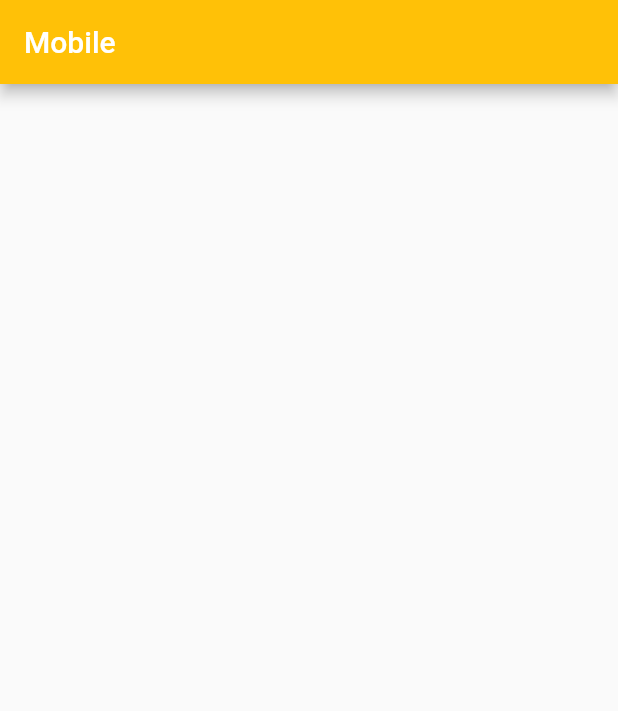
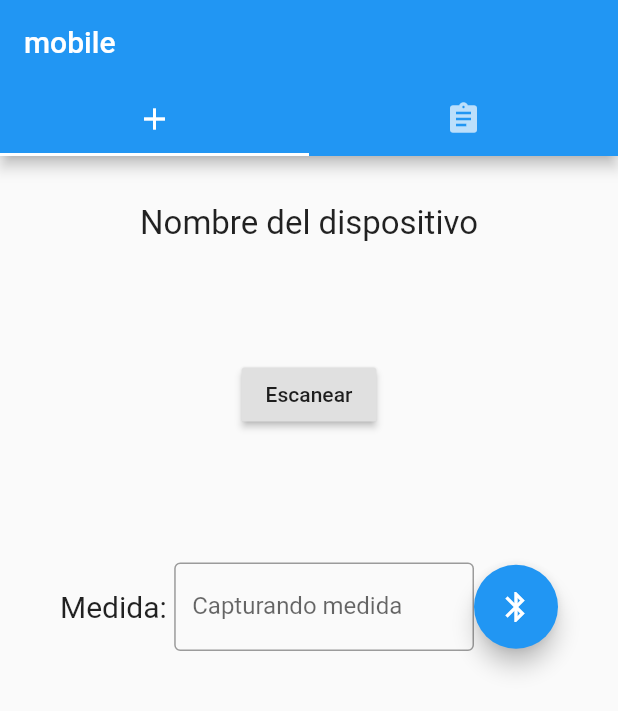
Before and after one commit to oscarbyte10/Sprint0, a Flutter app: the screen it shows after launch, on a phone screen of 412 x 824 dp. Shown: the top 711 px of the screen. Run offline on Flutter 3.47's test engine with Material 2 defaults, Android fonts, the phone set to English and light mode, and no system bars.

Commit message:
mobile funcionando (Datos falsos)

```diff
--- a/mobile/lib/main.dart
+++ b/mobile/lib/main.dart
@@ -2,6 +2,9 @@ import 'package:flutter/material.dart';
 import 'package:http/http.dart' as http;
 import 'dart:async';
 import 'dart:convert';
+
+import 'package:mobile/pages/SubirMedida.dart';
+import 'package:mobile/pages/MostrarMedidas.dart';
 
 void main() => runApp(MyApp());
 
@@ -14,68 +17,40 @@ class MyApp extends StatelessWidget {
       theme: ThemeData(
         primarySwatch: Colors.blue,
       ),
-      home: MyHomePage(),
+      home: MyTabs(),
     );
   }
 }
 
-class MyHomePage extends StatefulWidget {
+class MyTabs extends StatefulWidget {
   @override
-  _MyHomePageState createState() => _MyHomePageState();
+  _MyTabsState createState() => new _MyTabsState();
 }
 
-class _MyHomePageState extends State<MyHomePage> {
-  Map data;
-  List medidasData;
-  void getUsers() async {
-    http.Response response = await http.get('http://the0sprint.herokuapp.com/api/medidas');
-    data = json.decode(response.body);
-    setState(() {
-      medidasData = data['medidas'];
-    });
-  }
-
+class _MyTabsState extends State<MyTabs> {
   @override
-  void initState() {
-    super.initState();
-    getUsers();
-  }
-
   Widget build(BuildContext context) {
-    return Scaffold(
-      appBar: AppBar(
-        title: Text("Mobile"),
-        backgroundColor: Colors.amber,
+    return MaterialApp(
+      home: DefaultTabController(
+        length: 2,
+        child: Scaffold(
+          appBar: AppBar(
+            bottom: TabBar(
+              tabs: [
+                Tab(icon: Icon(Icons.add)),
+                Tab(icon: Icon(Icons.assignment))
+              ],
+            ),
+            title: Text('mobile'),
+          ),
+          body: TabBarView(
+            children: [
+              SubirMedida(),
+              MostrarMedidas(),
+            ],
+          ),
+        ),
       ),
-      body: ListView.builder(
-        itemCount: medidasData == null ? 0 : medidasData.length,
-        itemBuilder: (BuildContext context, int index) {
-          return Card(
-            child: Padding(
-              padding: const EdgeInsets.all(8.0),
-              child: Row(
-                children: <Widget>[
-                  Padding(
-                      padding: const EdgeInsets.all(8.0),
-                      child: Text(
-                          "${index+1}",
-                          style: TextStyle(
-                              fontSize: 20.0,
-                              fontWeight: FontWeight.w400
-                          )
-                      )
-                  ),
-                  Padding(
-                    padding: const EdgeInsets.all(10.0),
-                      child: Text("${medidasData[index]["valor"]}" + "%")
-                    ,
-                  )
-                ],
-              )
-            )
-          );
-        },
-      )
     );
   }
 }
--- /dev/null
+++ b/mobile/lib/pages/SubirMedida.dart
@@ -0,0 +1,115 @@
+import 'package:http/http.dart' as http;
+import 'package:flutter/material.dart';
+import 'dart:convert';
+
+class SubirMedida extends StatefulWidget {
+  @override
+  _SubirMedidaState createState() => _SubirMedidaState();
+
+  @override
+  Widget build(BuildContext context) {
+    // TODO: implement build
+    return null;
+  }
+}
+
+class _SubirMedidaState extends State<SubirMedida> {
+  String nombreBLE = '';
+  final myController = TextEditingController();
+  void EscanearButton(){
+    nombreBLE = "oscar";
+  }
+
+  @override
+  void dispose() {
+    myController.dispose();
+    super.dispose();
+  }
+
+  @override
+  Widget build(BuildContext context) {
+    return Scaffold(
+      body: Container(
+          child: Padding(
+            padding: const EdgeInsets.all(32.0),
+            child: Column(
+              children: <Widget>[
+                Row(
+                  mainAxisAlignment: MainAxisAlignment.center,
+                  children: <Widget>[
+                    Text("Nombre del dispositivo",
+                        style: TextStyle(
+                            fontSize: 22.0
+                        )
+                    ),
+                  ],
+                ),
+                Padding(
+                  padding: const EdgeInsets.all(16.0),
+                  child: Row(
+                    mainAxisAlignment: MainAxisAlignment.center,
+                    children: <Widget>[
+                      Text("${nombreBLE}",
+                      style: TextStyle(
+                        fontSize: 25.0,
+                        fontWeight: FontWeight.bold
+                      ),)
+                    ],
+                  ),
+                ),
+                Row(
+                  mainAxisAlignment: MainAxisAlignment.center,
+                  children: <Widget>[
+                    Padding(
+                      padding: const EdgeInsets.all(16.0),
+                      child: RaisedButton(
+                        child: Text("Escanear"),
+                        onPressed: EscanearButton,
+                      ),
+                    )
+                  ],
+                ),
+                  Container(
+                    child: Padding(
+                      padding: const EdgeInsets.all(8.0),
+                      child: Align(
+                        alignment: Alignment.bottomCenter,
+                        child: Padding(
+                          padding: const EdgeInsets.only(top: 64.0),
+                          child: Row(
+                            children: <Widget>[
+                              Text("Medida: ",
+                              style: TextStyle(
+                                fontSize: 20.0
+                              ),),
+                                Flexible(
+                                  child:
+                                   TextField(
+                                      decoration: InputDecoration(
+                                          border: OutlineInputBorder(),
+                                          labelText: 'Capturando medida'
+                                      ),
+                                      controller: myController
+                                  ),
+                                ),
+                              FloatingActionButton(
+                                onPressed: () async {
+                                  http.Response response = await http.post('http://the0sprint.herokuapp.com/api/medidas',
+                                  body: {'valor': myController.text});
+                                },
+                                child: Icon(Icons.bluetooth)
+                              )
+                            ],
+                          ),
+                        )
+                  ),
+                    ),
+                )
+              ],
+            ),
+          ),
+      )
+    );
+  }
+
+}
```
Also changed, not shown: mobile/lib/pages/MostrarMedidas.dart (added, +86 -0 lines).
